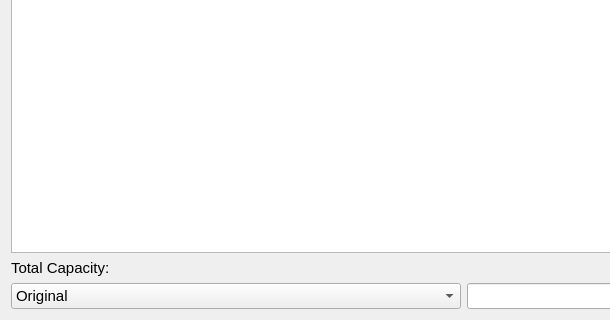
The window that NFL-Pamphlet/mainwindow.ui (jasperdoan/NFL-Pamphlet) describes before a commit, drawn with Qt 5; both pictures show x 0 to 610 and y 461 to 781 of the 928 by 781 pixel window.
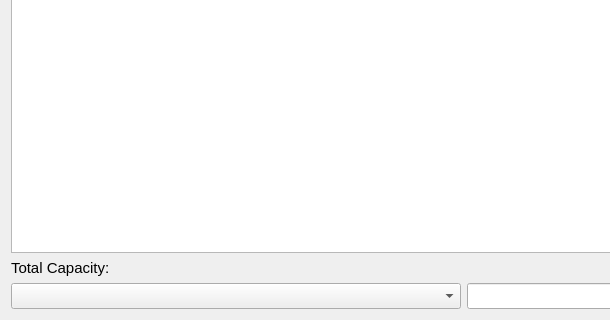
The same window after the commit.

Diff of the .ui file:
```diff
--- a/NFL-Pamphlet/mainwindow.ui
+++ b/NFL-Pamphlet/mainwindow.ui
@@ -172,18 +172,7 @@
          <item>
           <layout class="QHBoxLayout" name="horizontalLayout_3">
            <item>
-            <widget class="QComboBox" name="dropdownBox">
-             <item>
-              <property name="text">
-               <string>Original</string>
-              </property>
-             </item>
-             <item>
-              <property name="text">
-               <string>Updated</string>
-              </property>
-             </item>
-            </widget>
+            <widget class="QComboBox" name="listBox"/>
            </item>
            <item>
             <widget class="QLineEdit" name="capacityNum">
```
